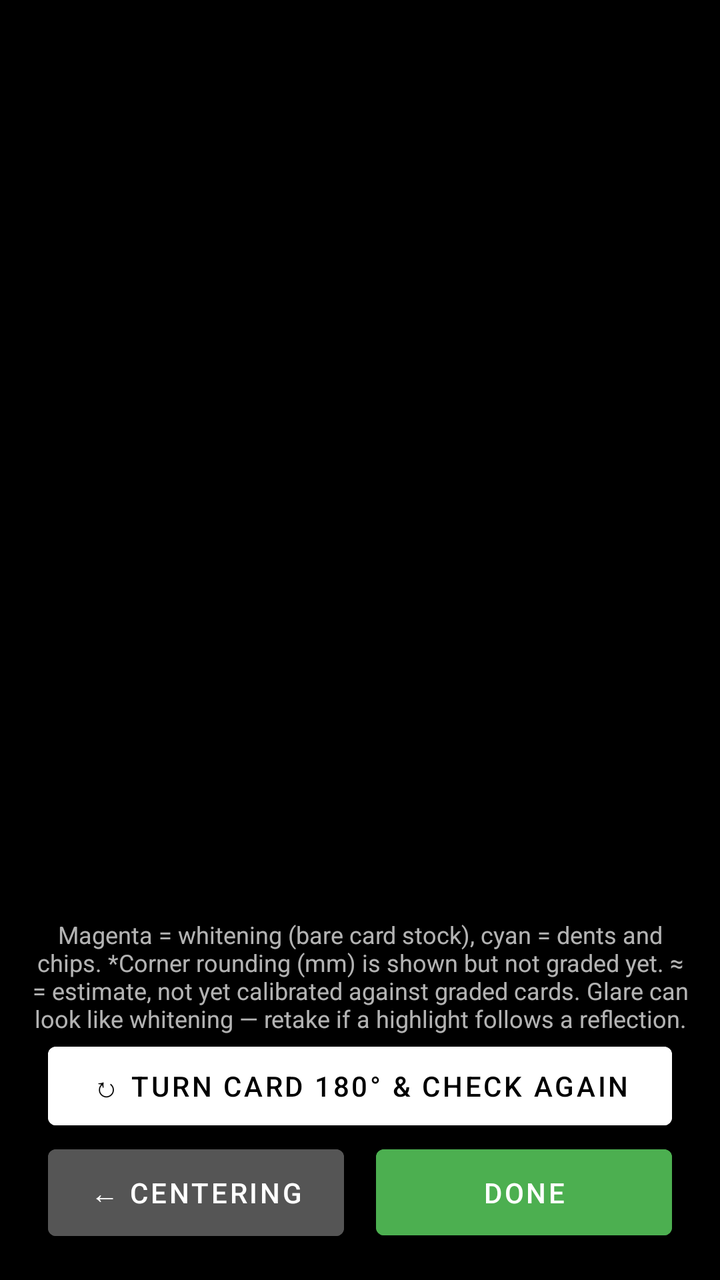
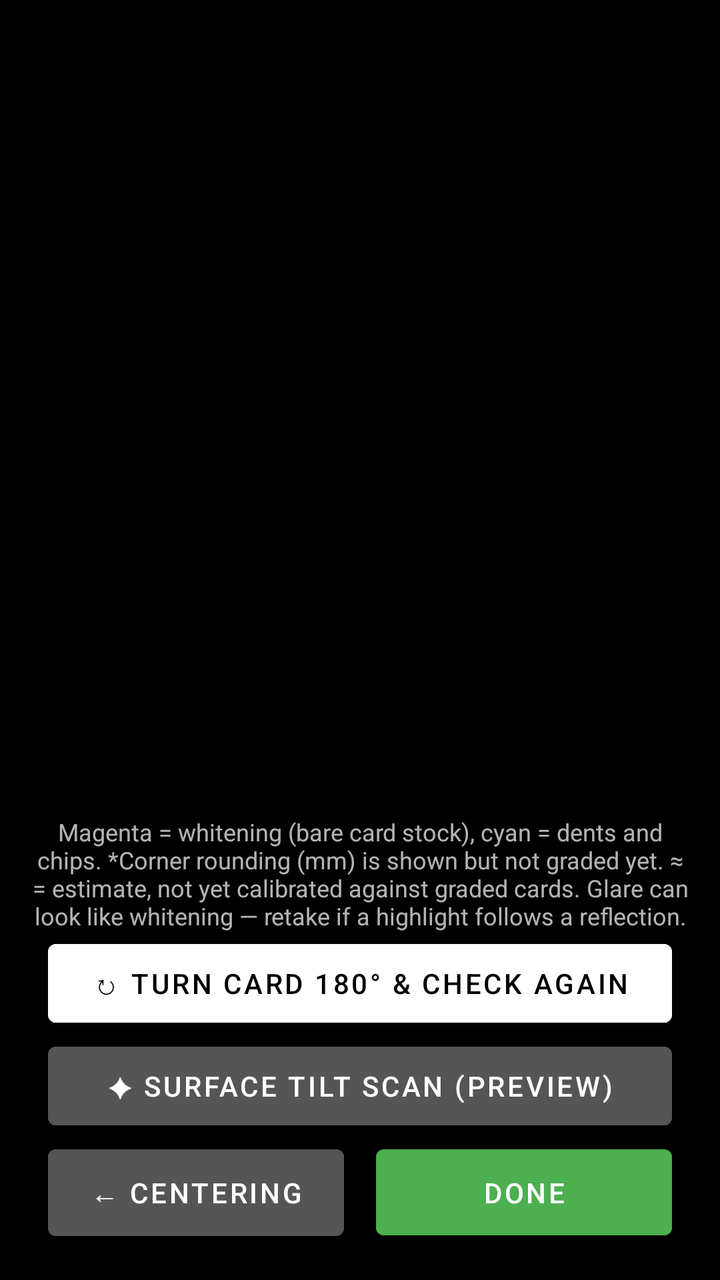

Two renders of the same Android screen: before a commit and after it. Below are the layout's source before the change and the commit's diff.
<!-- AndroidManifest.xml: application theme Theme.CardScanner -->
<!-- res/layout/activity_corners_edges.xml -->
<?xml version="1.0" encoding="utf-8"?>
<androidx.constraintlayout.widget.ConstraintLayout xmlns:android="http://schemas.android.com/apk/res/android"
    xmlns:app="http://schemas.android.com/apk/res-auto"
    android:id="@+id/cornersEdgesRoot"
    android:layout_width="match_parent"
    android:layout_height="match_parent"
    android:background="@color/black">

    <TextView
        android:id="@+id/cornersEdgesTitle"
        android:layout_width="wrap_content"
        android:layout_height="wrap_content"
        android:layout_marginTop="16dp"
        android:textColor="@color/white"
        android:textSize="20sp"
        android:textStyle="bold"
        app:layout_constraintTop_toTopOf="parent"
        app:layout_constraintStart_toStartOf="parent"
        app:layout_constraintEnd_toEndOf="parent" />

    <TextView
        android:id="@+id/wearGradeText"
        android:layout_width="wrap_content"
        android:layout_height="wrap_content"
        android:layout_marginTop="6dp"
        android:textColor="@color/accent"
        android:textSize="18sp"
        android:textStyle="bold"
        app:layout_constraintTop_toBottomOf="@id/cornersEdgesTitle"
        app:layout_constraintStart_toStartOf="parent"
        app:layout_constraintEnd_toEndOf="parent" />

    <TextView
        android:id="@+id/wearDetailText"
        android:layout_width="0dp"
        android:layout_height="wrap_content"
        android:layout_marginTop="4dp"
        android:paddingHorizontal="16dp"
        android:gravity="center"
        android:fontFamily="monospace"
        android:textColor="@color/white"
        android:textSize="12sp"
        app:layout_constraintTop_toBottomOf="@id/wearGradeText"
        app:layout_constraintStart_toStartOf="parent"
        app:layout_constraintEnd_toEndOf="parent" />

    <ImageView
        android:id="@+id/wearCardImage"
        android:layout_width="0dp"
        android:layout_height="0dp"
        android:layout_marginVertical="8dp"
        android:contentDescription="@string/wear_card_description"
        android:scaleType="fitCenter"
        app:layout_constraintTop_toBottomOf="@id/wearDetailText"
        app:layout_constraintBottom_toTopOf="@id/cornerTiles"
        app:layout_constraintStart_toStartOf="parent"
        app:layout_constraintEnd_toEndOf="parent" />

    <ProgressBar
        android:id="@+id/wearProgress"
        android:layout_width="wrap_content"
        android:layout_height="wrap_content"
        app:layout_constraintTop_toTopOf="@id/wearCardImage"
        app:layout_constraintBottom_toBottomOf="@id/wearCardImage"
        app:layout_constraintStart_toStartOf="parent"
        app:layout_constraintEnd_toEndOf="parent" />

    
    <LinearLayout
        android:id="@+id/cornerTiles"
        android:layout_width="match_parent"
        android:layout_height="wrap_content"
        android:orientation="horizontal"
        android:paddingHorizontal="8dp"
        app:layout_constraintBottom_toTopOf="@id/wearHintText"
        app:layout_constraintStart_toStartOf="parent"
        app:layout_constraintEnd_toEndOf="parent" />

    <TextView
        android:id="@+id/wearHintText"
        android:layout_width="0dp"
        android:layout_height="wrap_content"
        android:layout_marginTop="6dp"
        android:paddingHorizontal="16dp"
        android:gravity="center"
        android:text="@string/wear_hint"
        android:textColor="#B3FFFFFF"
        android:textSize="12sp"
        app:layout_constraintBottom_toTopOf="@id/wearTurnButton"
        app:layout_constraintStart_toStartOf="parent"
        app:layout_constraintEnd_toEndOf="parent" />

    
    <Button
        android:id="@+id/wearTurnButton"
        android:layout_width="0dp"
        android:layout_height="wrap_content"
        android:layout_marginHorizontal="24dp"
        android:layout_marginTop="8dp"
        android:paddingVertical="10dp"
        android:text="@string/wear_turn_button"
        android:textColor="@color/black"
        android:backgroundTint="@color/white"
        android:enabled="false"
        app:layout_constraintBottom_toTopOf="@id/wearButtonRow"
        app:layout_constraintStart_toStartOf="parent"
        app:layout_constraintEnd_toEndOf="parent" />

    <LinearLayout
        android:id="@+id/wearButtonRow"
        android:layout_width="match_parent"
        android:layout_height="wrap_content"
        android:layout_marginTop="8dp"
        android:layout_marginBottom="16dp"
        android:orientation="horizontal"
        android:paddingHorizontal="24dp"
        app:layout_constraintBottom_toBottomOf="parent"
        app:layout_constraintStart_toStartOf="parent"
        app:layout_constraintEnd_toEndOf="parent">

        <Button
            android:id="@+id/wearBackButton"
            android:layout_width="0dp"
            android:layout_height="wrap_content"
            android:layout_weight="1"
            android:layout_marginEnd="8dp"
            android:paddingVertical="12dp"
            android:text="@string/wear_back_button"
            android:textColor="@color/white"
            android:backgroundTint="#555555" />

        <Button
            android:id="@+id/wearDoneButton"
            android:layout_width="0dp"
            android:layout_height="wrap_content"
            android:layout_weight="1"
            android:layout_marginStart="8dp"
            android:paddingVertical="12dp"
            android:text="@string/centering_done_button"
            android:textColor="@color/white"
            android:backgroundTint="@color/accent"
            android:enabled="false" />

    </LinearLayout>

</androidx.constraintlayout.widget.ConstraintLayout>
<!-- resources referenced by this layout -->
<resources>
  <color name="accent">#FF4CAF50</color>
  <color name="black">#FF000000</color>
  <color name="white">#FFFFFFFF</color>
  <string name="centering_done_button">Done</string>
  <string name="wear_back_button">← Centering</string>
  <string name="wear_card_description">Card with whitening and corner wear highlighted</string>
  <string name="wear_hint">Magenta = whitening (bare card stock), cyan = dents and chips. *Corner rounding (mm) is shown but not graded yet. ≈ = estimate, not yet calibrated against graded cards. Glare can look like whitening — retake if a highlight follows a reflection.</string>
  <string name="wear_turn_button">↻ Turn card 180° &amp; check again</string>
  <style name="Theme.CardScanner" parent="Theme.MaterialComponents.DayNight.NoActionBar">
          <item name="colorPrimary">@color/black</item>
          <item name="colorPrimaryDark">@color/black</item>
          <item name="colorAccent">@color/accent</item>
          <item name="android:statusBarColor">@color/black</item>
      </style>
</resources>

<!-- the commit's change to res/layout/activity_corners_edges.xml (unified diff, before → after) -->
@@ -102,6 +102,21 @@
         android:textColor="@color/black"
         android:backgroundTint="@color/white"
         android:enabled="false"
+        app:layout_constraintBottom_toTopOf="@id/wearSurfaceButton"
+        app:layout_constraintStart_toStartOf="parent"
+        app:layout_constraintEnd_toEndOf="parent" />
+
+    
+    <Button
+        android:id="@+id/wearSurfaceButton"
+        android:layout_width="0dp"
+        android:layout_height="wrap_content"
+        android:layout_marginHorizontal="24dp"
+        android:layout_marginTop="4dp"
+        android:paddingVertical="10dp"
+        android:text="@string/wear_surface_button"
+        android:textColor="@color/white"
+        android:backgroundTint="#555555"
         app:layout_constraintBottom_toTopOf="@id/wearButtonRow"
         app:layout_constraintStart_toStartOf="parent"
         app:layout_constraintEnd_toEndOf="parent" />
<!-- resource entries referenced after the edit -->
@@ -7,6 +7,7 @@
   <string name="wear_back_button">← Centering</string>
   <string name="wear_card_description">Card with whitening and corner wear highlighted</string>
   <string name="wear_hint">Magenta = whitening (bare card stock), cyan = dents and chips. *Corner rounding (mm) is shown but not graded yet. ≈ = estimate, not yet calibrated against graded cards. Glare can look like whitening — retake if a highlight follows a reflection.</string>
+  <string name="wear_surface_button">✦ Surface tilt scan (preview)</string>
   <string name="wear_turn_button">↻ Turn card 180° &amp; check again</string>
   <style name="Theme.CardScanner" parent="Theme.MaterialComponents.DayNight.NoActionBar">
           <item name="colorPrimary">@color/black</item>
